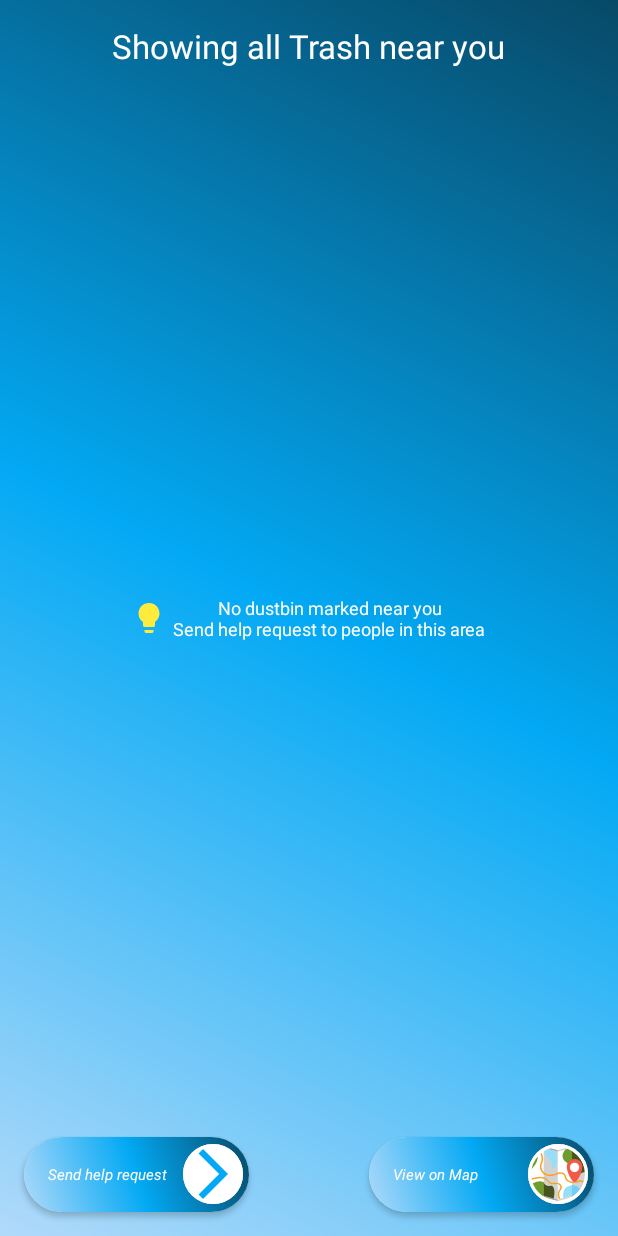
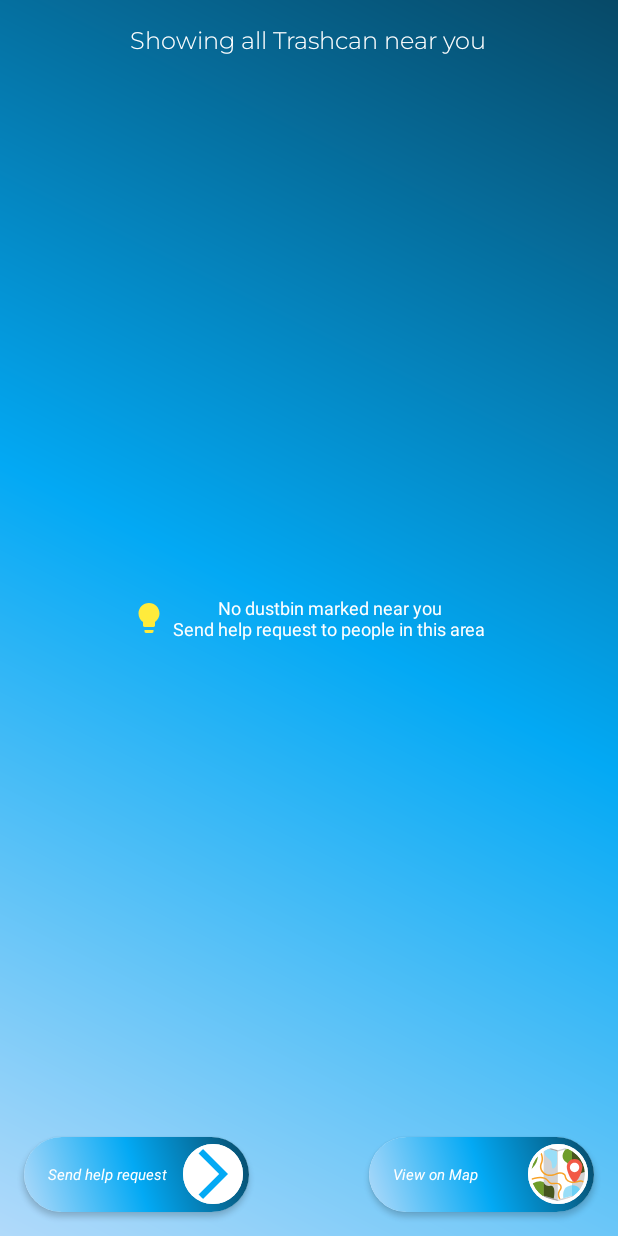
Before and after one commit to dev-Imsaurabh/FindMyTrash, an Android app: the TrashNearMeActivity screen opened directly, with no data from a screen before it, on a phone screen of 412 x 824 dp. Run offline under Robolectric (Android 15) with nearby library versions, the phone set to English and light mode, and no system bars; our stand-ins replace CircleImageView, Firebase (no records; nobody signed in at launch, a user with empty details on screens opened directly).

Commit message:
second commit

```diff
--- a/app/src/main/res/layout/activity_main.xml
+++ b/app/src/main/res/layout/activity_main.xml
@@ -131,7 +131,7 @@
                 android:layout_height="match_parent"
                 android:gravity="center_vertical"
                 android:paddingStart="16dp"
-                android:text="Trash near me"
+                android:text="Trashcan near me"
                 android:textColor="@color/white"
                 android:textSize="22sp"
                 android:textStyle="italic"></TextView>
--- a/app/src/main/res/layout/activity_phone_number.xml
+++ b/app/src/main/res/layout/activity_phone_number.xml
@@ -17,7 +17,7 @@
             android:id="@+id/info"
             android:fontFamily="@font/custom_font"
             android:layout_marginTop="48dp"
-            android:text="Find My Bin\nSign Up"
+            android:text="Find My Trashcan\nSign Up"
             android:textColor="@color/white"
             android:textSize="30dp"
             android:gravity="center"/>
--- a/app/src/main/res/layout/activity_splash_screen.xml
+++ b/app/src/main/res/layout/activity_splash_screen.xml
@@ -28,7 +28,7 @@
 
         android:layout_marginTop="16dp"
         android:fontFamily="@font/custom_font"
-        android:text="Find All Trash bin Near You !"
+        android:text="Find All Trashcan Near You !"
         android:textColor="@color/white"
         android:textSize="16dp" />
 
@@ -92,7 +92,7 @@
         android:layout_alignParentBottom="true"
         android:layout_centerHorizontal="true"
         android:layout_marginBottom="32dp"
-        android:text="Find My Trash"
+        android:text="Find My Trashcan"
         android:textSize="22sp" />
 
     <TextView
--- a/app/src/main/res/layout/activity_trash_near_me.xml
+++ b/app/src/main/res/layout/activity_trash_near_me.xml
@@ -29,10 +29,11 @@
                 android:layout_height="wrap_content"
                 android:layout_centerHorizontal="true"
                 android:layout_marginTop="16dp"
+                android:fontFamily="@font/custom_font"
                 android:elevation="20dp"
-                android:text="Showing all Trash near you"
+                android:text="Showing all Trashcan near you"
                 android:textColor="@color/white"
-                android:textSize="22sp">
+                android:textSize="16sp">
 
 
             </TextView>
--- a/app/src/main/res/values/strings.xml
+++ b/app/src/main/res/values/strings.xml
@@ -1,5 +1,5 @@
 <resources>
-    <string name="app_name">FindMyTrash</string>
+    <string name="app_name">Find My Trashcan</string>
     <string name="gmap_api_key">AIzaSyBLzCmtOL3wkgaerlQIMfC2-q1Rit10JfA</string>
 
 </resources>
```
Also changed, not shown: 1 other file.
